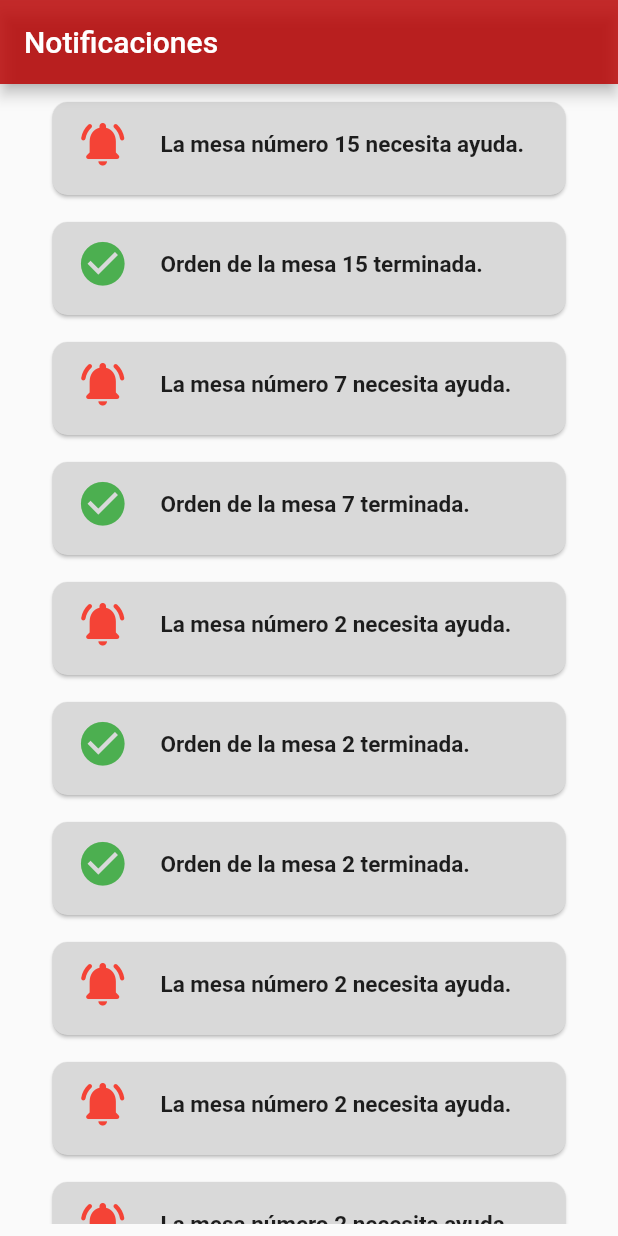
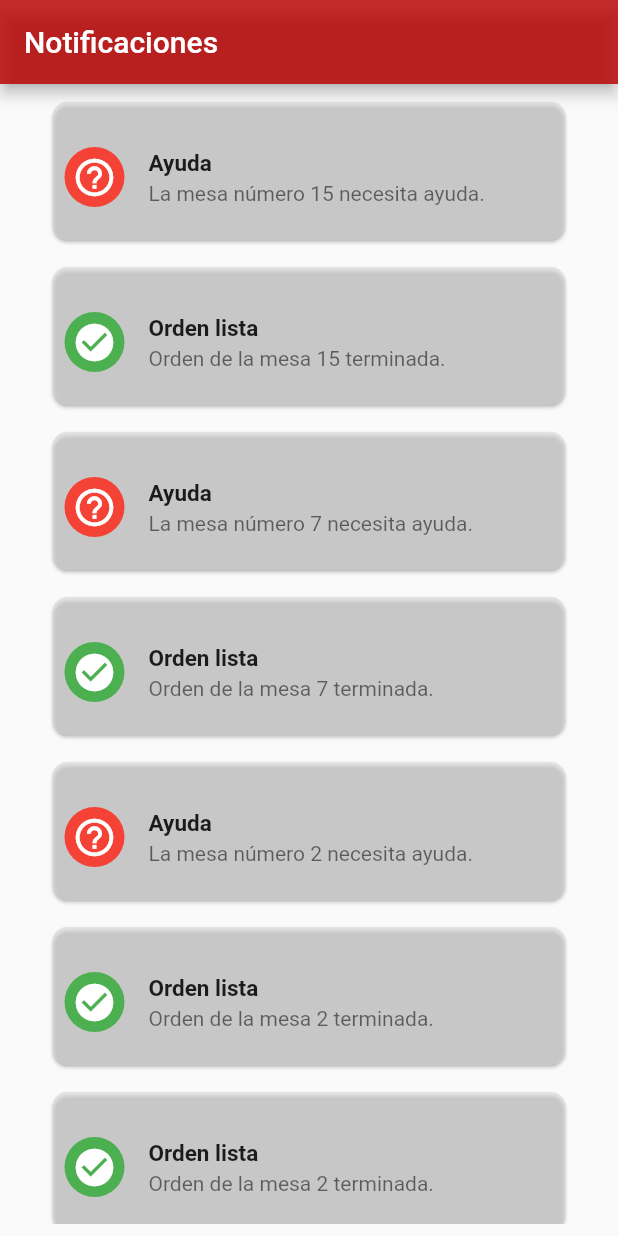
Before and after one commit to hecsolmay/BetterFood-app-mesero, a Flutter app: the NotificationsScreen screen opened by its route, on a phone screen of 412 x 824 dp. Run offline on Flutter 3.47's test engine with Material 2 defaults, Android fonts, the phone set to English and light mode, and no system bars; our stand-ins replace logger; missing offline and left inert: qrscan.

Commit message:
inicio consumo orden

```diff
--- a/lib/pages/details.dart
+++ b/lib/pages/details.dart
@@ -1,4 +1,5 @@
 import 'package:app_waiter/dtos/mesero_response.dart';
+import 'package:app_waiter/dtos/order_response.dart';
 
 import 'package:app_waiter/pages/payment_screen.dart';
 import 'package:app_waiter/providers/mesero_provider.dart';
--- a/lib/pages/notificaciones.dart
+++ b/lib/pages/notificaciones.dart
@@ -10,78 +10,101 @@ class NotificationsScreen extends StatefulWidget {
 class _NotificationsScreenState extends State<NotificationsScreen> {
   final List<Widget> _notificationCards = [
     _buildNotificationCard(
-      icon: Icons.notifications_active_rounded,
-      text: 'La mesa número 15 necesita ayuda.',
+      icon: Icons.help_outline,
+      title: 'Ayuda',
+      subtitle: 'La mesa número 15 necesita ayuda.',
     ),
     _buildNotificationCard(
       icon: Icons.check_circle,
-      text: 'Orden de la mesa 15 terminada.',
+      title: 'Orden lista',
+      subtitle: 'Orden de la mesa 15 terminada.',
     ),
     _buildNotificationCard(
-      icon: Icons.notifications_active_rounded,
-      text: 'La mesa número 7 necesita ayuda.',
+      icon: Icons.help_outline,
+      title: 'Ayuda',
+      subtitle: 'La mesa número 7 necesita ayuda.',
     ),
     _buildNotificationCard(
       icon: Icons.check_circle,
-      text: 'Orden de la mesa 7 terminada.',
+      title: 'Orden lista',
+      subtitle: 'Orden de la mesa 7 terminada.',
     ),
     _buildNotificationCard(
-      icon: Icons.notifications_active_rounded,
-      text: 'La mesa número 2 necesita ayuda.',
+      icon: Icons.help_outline,
+      title: 'Ayuda',
+      subtitle: 'La mesa número 2 necesita ayuda.',
     ),
     _buildNotificationCard(
       icon: Icons.check_circle,
-      text: 'Orden de la mesa 2 terminada.',
+      title: 'Orden lista',
+      subtitle: 'Orden de la mesa 2 terminada.',
     ),
     _buildNotificationCard(
       icon: Icons.check_circle,
-      text: 'Orden de la mesa 2 terminada.',
+      title: 'Orden lista',
+      subtitle: 'Orden de la mesa 2 terminada.',
     ),
     _buildNotificationCard(
-      icon: Icons.notifications_active_rounded,
-      text: 'La mesa número 2 necesita ayuda.',
+      icon: Icons.help_outline,
+      title: 'Ayuda',
+      subtitle: 'La mesa número 2 necesita ayuda.',
     ),
     _buildNotificationCard(
-      icon: Icons.notifications_active_rounded,
-      text: 'La mesa número 2 necesita ayuda.',
+      icon: Icons.help_outline,
+      title: 'Ayuda',
+      subtitle: 'La mesa número 2 necesita ayuda.',
     ),
     _buildNotificationCard(
-      icon: Icons.notifications_active_rounded,
-      text: 'La mesa número 2 necesita ayuda.',
+      icon: Icons.help_outline,
+      title: 'Ayuda',
+      subtitle: 'La mesa número 2 necesita ayuda.',
     ),
     _buildNotificationCard(
       icon: Icons.check_circle,
-      text: 'Orden de la mesa 2 terminada.',
+      title: 'Orden lista',
+      subtitle: 'Orden de la mesa 2 terminada.',
     ),
   ];
 
   static Widget _buildNotificationCard(
-      {required IconData icon, required String text}) {
+      {required IconData icon, required String title, required String subtitle}) {
     return Column(
       children: [
         Padding(
           padding: const EdgeInsets.symmetric(horizontal: 10),
           child: SizedBox(
             width: 350,
-            height: 70,
+            height: 100,
             child: Card(
               shape: RoundedRectangleBorder(
                 borderRadius: BorderRadius.circular(
                     10), // define el radio de las esquinas
               ),
-              color: const Color.fromRGBO(217, 217, 217, 1000),
+              color: Color.fromARGB(130, 217, 217, 217),
+              child: Padding(
+                padding: const EdgeInsets.all(8.0),
                 child: ListTile(
-                leading: Icon(
-                  icon,
-                  color: icon == Icons.notifications_active_rounded
+                  contentPadding: EdgeInsets.only(top: 6),
+                  leading: CircleAvatar(
+                    backgroundColor: icon == Icons.help_outline
                         ? Colors.red
                         : Colors.green,
-                  size: 35,
+                    child: Icon(
+                      icon,
+                      color: Colors.white,
+                      size: 30,
+
+                    ),
                   ),
                   title: Text(
-                  text,
+                    title,
                     style: const TextStyle(
                         fontWeight: FontWeight.bold, fontSize: 15),
+                  ),
+                  subtitle: Text(
+                    subtitle,
+                    style: const TextStyle(fontSize: 14),
+                  ),
                 ),
               ),
             ),
@@ -93,6 +116,7 @@ class _NotificationsScreenState extends State<NotificationsScreen> {
       ],
     );
   }
+
 
   @override
   Widget build(BuildContext context) {
--- /dev/null
+++ b/lib/providers/order_provider.dart
@@ -0,0 +1,57 @@
+
+import 'package:app_waiter/dtos/order_response.dart';
+import 'package:flutter/material.dart';
+import 'dart:convert';
+import 'package:flutter/foundation.dart';
+import 'package:http/http.dart' as http;
+import 'package:logger/logger.dart';
+import '../globals/globals.dart';
+
+class OrderProvider extends ChangeNotifier {
+  final logger = Logger();
+
+  List<OrderResponseDto>? _orden;
+  List<OrderResponseDto>? get orden => _orden;
+
+  Future<void> getDetailsOrders(String id) async {
+  try {
+    final url = "${Globals.apiURL}/api/waiter/$id/sales";
+    final response = await http.get(Uri.parse(url));
+    logger.d(response.body);
+
+    if (response.statusCode == 200) {
+       final json = jsonDecode(response.body);
+        final List<dynamic> results = json["results"];
+       _orden = results.map((e) => OrderResponseDto.fromMap(e)).toList();
+      notifyListeners();
+
+    } else {
+      throw Exception('Failed to load orders');
+    }
+  } catch (e) {
+    logger.d(e);
+  }
+}
+
+
+}
+
+ // Future<void> getListOrder(String id) async {
+  //   try {
+  //     final url = "${Globals.apiURL}/api/waiter/$id/sales";
+  //     final response = await http.get(Uri.parse(url));
+  //     logger.d(response.body);
+  //     print(response);
+
+  //     if (response.statusCode == 200) {
+  //       final json = jsonDecode(response.body);
+  //       final List<dynamic> results = json["order"];
+  //       _orden = results.map((e) => Order.fromMap(e)).toList();
+  //       notifyListeners();
+  //     } else {
+  //       throw Exception('Failed to load orders');
+  //     }
+  //   } catch (e) {
+  //     logger.d(e);
+  //   }
+  // }
```
Also changed, not shown: lib/dtos/order_response.dart (added, +278 -0 lines), lib/main.dart (+5 -3 lines), lib/pages/login_waiter.dart (+10 -1 lines), lib/pages/orden.dart (+22 -14 lines). Lines whose indentation alone changed are shown as unchanged.
